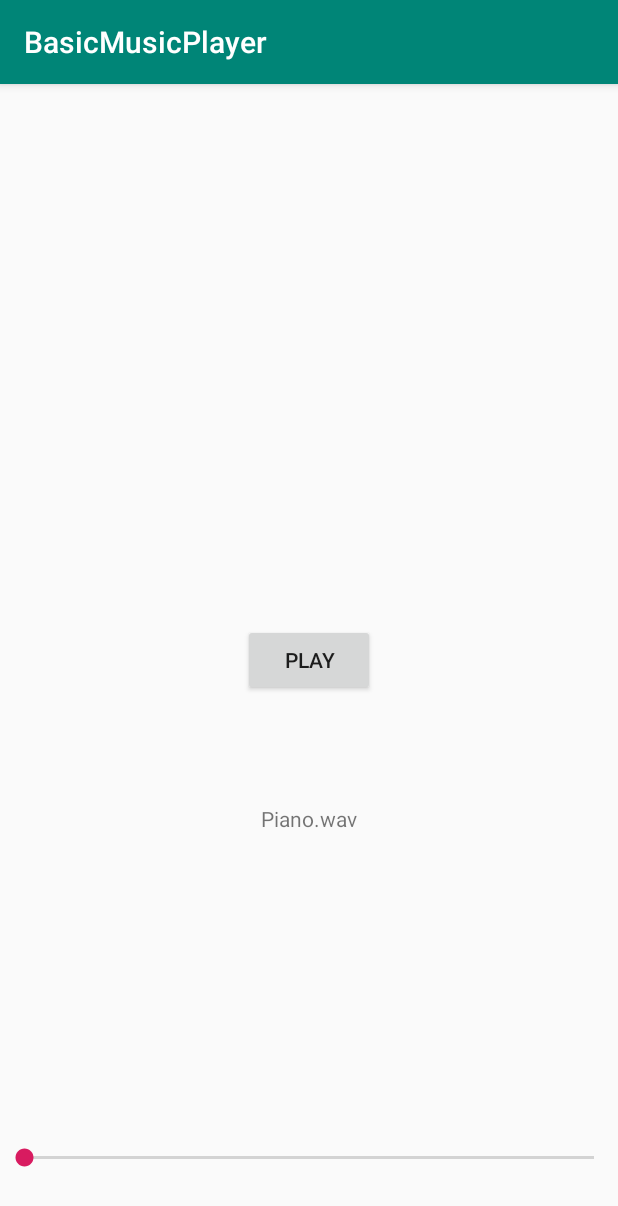
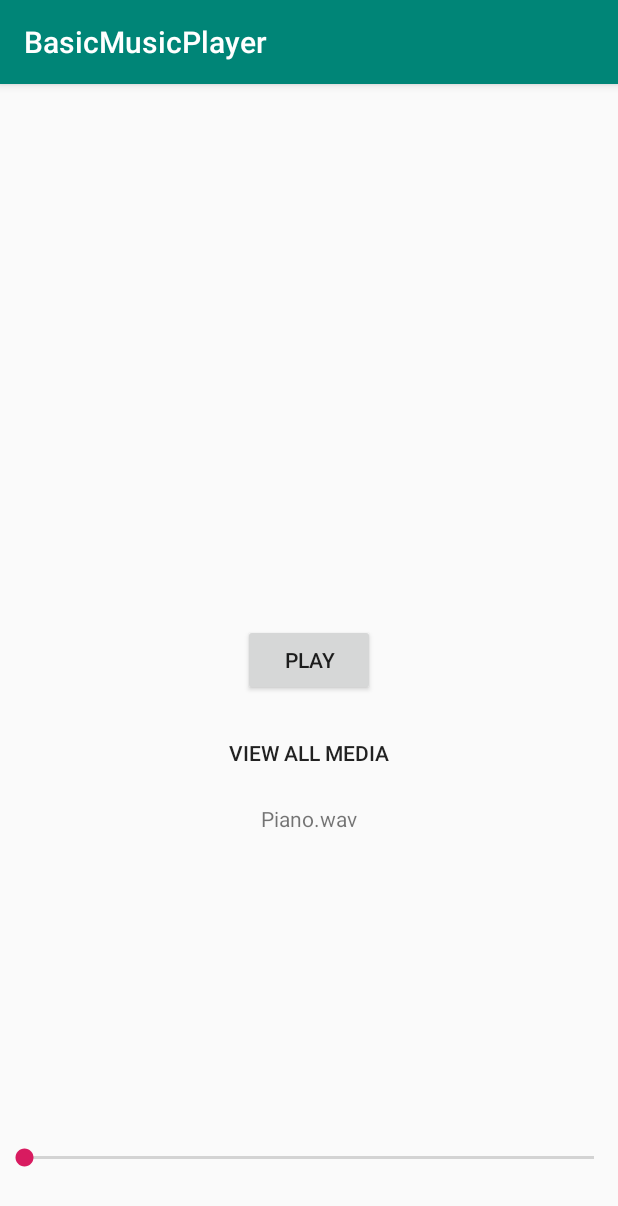
Before and after one commit to sudoanand/Android-BasicMusicPlayer, an Android app: the screen it shows after launch (MusicPlayerActivity), after a tap on "PLAY", on a phone screen of 412 x 824 dp. Shown: the top 1206 px of the screen. Run offline under Robolectric (Android 15) with nearby library versions, the light colour scheme and no system bars; 1 statement that could not run was skipped.

Commit message:
Add music library button

```diff
--- a/app/src/main/AndroidManifest.xml
+++ b/app/src/main/AndroidManifest.xml
@@ -12,7 +12,7 @@
         android:roundIcon="@mipmap/ic_launcher_round"
         android:supportsRtl="true"
         android:theme="@style/AppTheme">
-        <activity android:name=".MainActivity">
+        <activity android:name=".MusicListActivity">
 
         </activity>
         <activity android:name=".MusicPlayerActivity">
--- a/app/src/main/java/com/hack4m/musicplayer/basicmusicplayer/MainActivity.java
+++ b/app/src/main/java/com/hack4m/musicplayer/basicmusicplayer/MusicListActivity.java
@@ -2,7 +2,6 @@ package com.hack4m.musicplayer.basicmusicplayer;
 
 import android.Manifest;
 import android.content.Context;
-import android.content.Intent;
 import android.content.pm.PackageManager;
 import android.database.Cursor;
 import android.net.Uri;
@@ -12,13 +11,12 @@ import android.support.v7.app.AppCompatActivity;
 import android.os.Bundle;
 import android.support.v7.widget.LinearLayoutManager;
 import android.support.v7.widget.RecyclerView;
-import android.util.Log;
 import android.widget.Toast;
 
 import java.util.ArrayList;
 import java.util.List;
 
-public class MainActivity extends AppCompatActivity {
+public class MusicListActivity extends AppCompatActivity {
 
     RecyclerView audioListView;
     AudioListAdapter audioListAdapter;
@@ -45,7 +43,7 @@ public class MainActivity extends AppCompatActivity {
     }
 
     public void getSongs(){
-        context = MainActivity.this;
+        context = MusicListActivity.this;
         audioListView = findViewById(R.id.audioListView);
 
         List<AudioModel> allAudioFiles = getAllAudioFromDevice(context);
--- a/app/src/main/java/com/hack4m/musicplayer/basicmusicplayer/MusicPlayerActivity.java
+++ b/app/src/main/java/com/hack4m/musicplayer/basicmusicplayer/MusicPlayerActivity.java
@@ -31,6 +31,7 @@ public class MusicPlayerActivity extends AppCompatActivity {
 
         TextView audioName = findViewById(R.id.audioName);
         Button playBtn = findViewById(R.id.playBtn);
+        Button viewAllMediaBtn = findViewById(R.id.viewAllMedia);
 
         if(audio!=null){
             audioName.setText(audio.getaName());
@@ -43,6 +44,15 @@ public class MusicPlayerActivity extends AppCompatActivity {
             @Override
             public void onClick(View v) {
                 startPlaying();
+            }
+        });
+
+        viewAllMediaBtn.setOnClickListener(new View.OnClickListener() {
+            @Override
+            public void onClick(View v) {
+                stopPlaying();
+                startActivity(new Intent(getApplicationContext(),MusicListActivity.class));
+                //finish();
             }
         });
 
@@ -79,8 +89,9 @@ public class MusicPlayerActivity extends AppCompatActivity {
     }
 
     public void stopPlaying(){
-        mediaPlayer.stop();
-        mediaPlayer.release();
+        if(mediaPlayer!=null){
+            mediaPlayer.stop();
+        }
     }
 
     public void enableSeekBar(){
@@ -90,7 +101,10 @@ public class MusicPlayerActivity extends AppCompatActivity {
         new Timer().scheduleAtFixedRate(new TimerTask() {
             @Override
             public void run() {
-                seekBar.setProgress(mediaPlayer.getCurrentPosition());
+
+                if(mediaPlayer!=null && mediaPlayer.isPlaying()){
+                    seekBar.setProgress(mediaPlayer.getCurrentPosition());
+                }
             }
         }, 0, 10);
 
--- a/app/src/main/res/layout/activity_main.xml
+++ b/app/src/main/res/layout/activity_main.xml
@@ -3,7 +3,7 @@
     xmlns:tools="http://schemas.android.com/tools"
     android:layout_width="match_parent"
     android:layout_height="match_parent"
-    tools:context=".MainActivity">
+    tools:context=".MusicListActivity">
 
     <android.support.v7.widget.RecyclerView
         android:id="@+id/audioListView"
--- a/app/src/main/res/layout/activity_music_player.xml
+++ b/app/src/main/res/layout/activity_music_player.xml
@@ -33,4 +33,15 @@
         android:layout_alignParentBottom="true"
         android:layout_centerHorizontal="true"
         android:layout_marginBottom="43dp" />
+
+    <Button
+        android:id="@+id/viewAllMedia"
+        style="@style/Widget.AppCompat.Button.Borderless"
+        android:layout_width="wrap_content"
+        android:layout_height="wrap_content"
+        android:layout_below="@+id/playBtn"
+        android:layout_alignStart="@+id/playBtn"
+        android:layout_marginStart="-21dp"
+        android:layout_marginTop="14dp"
+        android:text="View all media" />
 </RelativeLayout>
```
